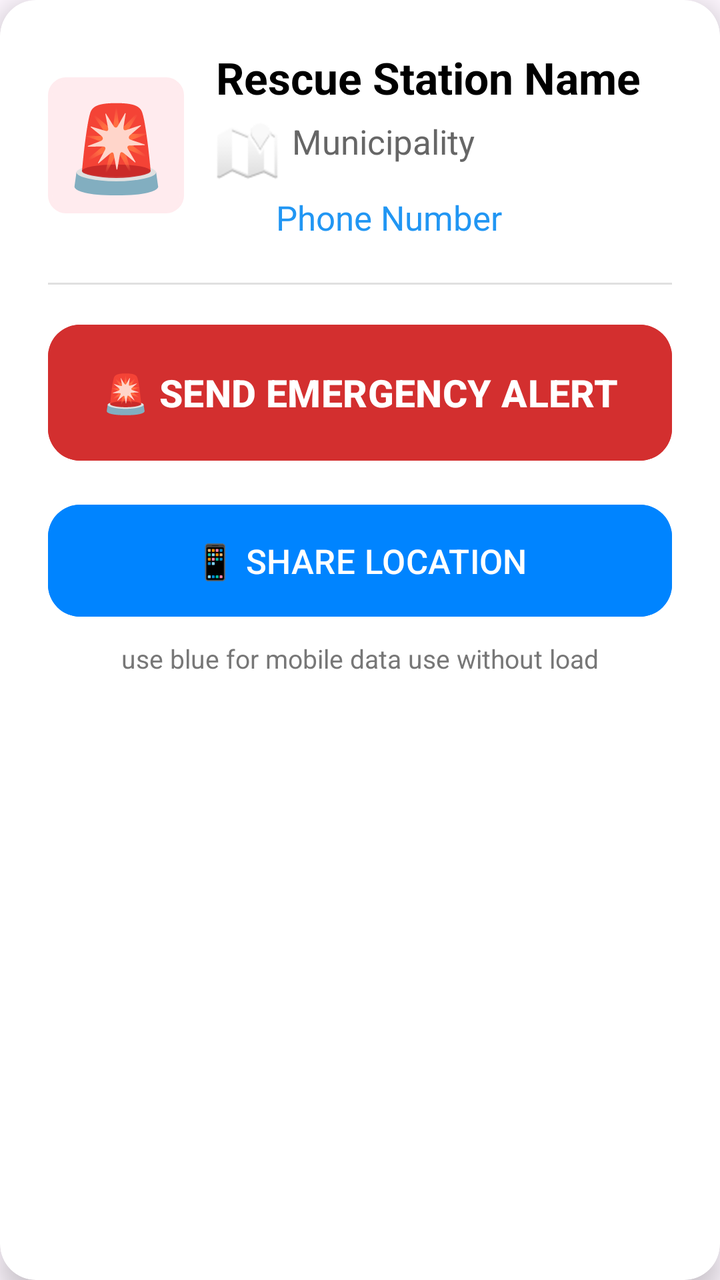
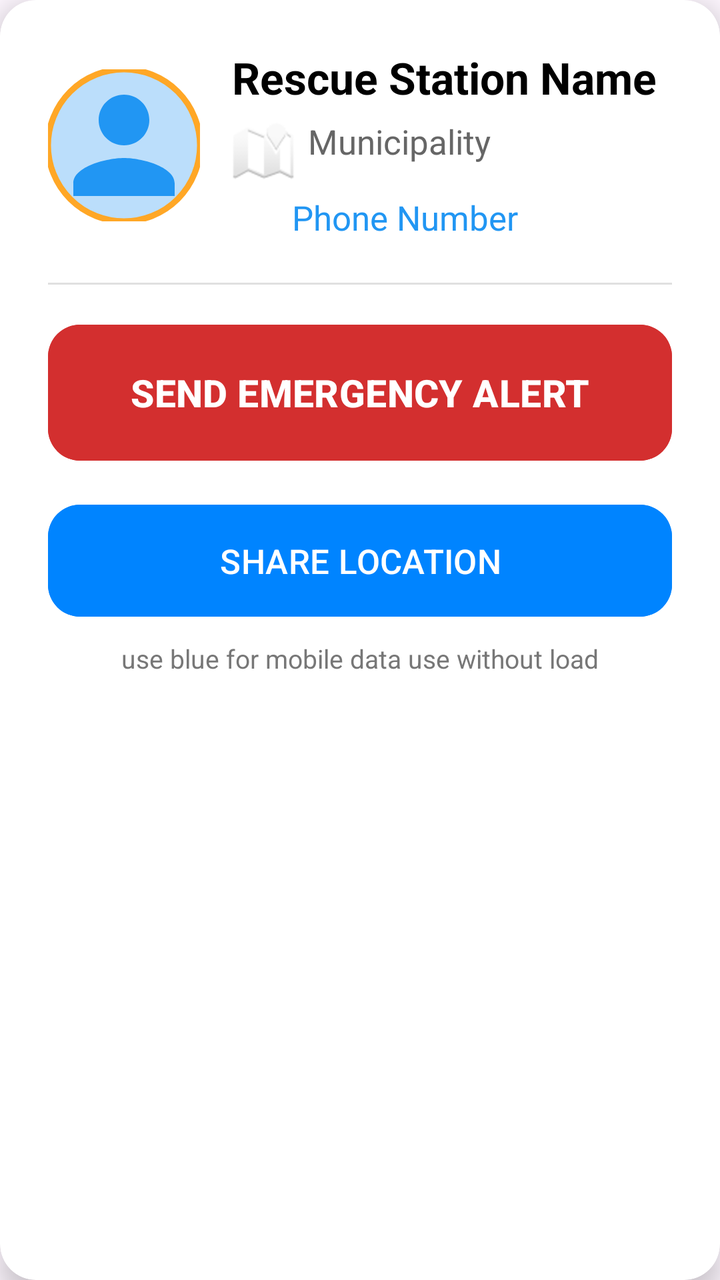

Compare the two renders of this Android layout. The source of the first and the diff that turns it into the second are given below.
<!-- AndroidManifest.xml: application theme Theme.DQRA -->
<!-- res/layout/rescuers_stations.xml -->
<?xml version="1.0" encoding="utf-8"?>
<androidx.cardview.widget.CardView
    xmlns:android="http://schemas.android.com/apk/res/android"
    xmlns:app="http://schemas.android.com/apk/res-auto"
    android:layout_width="match_parent"
    android:layout_height="wrap_content"
    android:layout_margin="12dp"
    app:cardCornerRadius="18dp"
    app:cardElevation="8dp"
    android:backgroundTint="@android:color/white">

    <LinearLayout
        android:layout_width="match_parent"
        android:layout_height="wrap_content"
        android:orientation="vertical"
        android:padding="24dp">

        
        <LinearLayout
            android:layout_width="match_parent"
            android:layout_height="wrap_content"
            android:orientation="horizontal"
            android:gravity="center_vertical"
            android:layout_marginBottom="20dp">

            
            <TextView
                android:layout_width="68dp"
                android:layout_height="68dp"
                android:text="🚨"
                android:textSize="42sp"
                android:gravity="center"
                android:background="@drawable/textview_box"
                android:backgroundTint="#FFEBEE"/>

            
            <LinearLayout
                android:layout_width="0dp"
                android:layout_height="wrap_content"
                android:layout_weight="1"
                android:orientation="vertical"
                android:layout_marginStart="16dp">

                <TextView
                    android:id="@+id/stationName"
                    android:layout_width="wrap_content"
                    android:layout_height="wrap_content"
                    android:text="Rescue Station Name"
                    android:textSize="22sp"
                    android:textStyle="bold"
                    android:textColor="@color/black"/>

                <TextView
                    android:id="@+id/tvMunicipality"
                    android:layout_width="wrap_content"
                    android:layout_height="wrap_content"
                    android:text="Municipality"
                    android:textSize="17sp"
                    android:textColor="#666666"
                    android:layout_marginTop="6dp"
                    android:drawableStart="@android:drawable/ic_dialog_map"
                    android:drawablePadding="6dp"/>

                <TextView
                    android:id="@+id/stationPhone"
                    android:layout_width="wrap_content"
                    android:layout_height="wrap_content"
                    android:text="Phone Number"
                    android:textSize="17sp"
                    android:textColor="#2196F3"
                    android:layout_marginTop="6dp"
                    android:drawableStart="@android:drawable/stat_sys_phone_call"
                    android:drawablePadding="6dp"/>
            </LinearLayout>
        </LinearLayout>

        
        <View
            android:layout_width="match_parent"
            android:layout_height="1dp"
            android:background="#E0E0E0"
            android:layout_marginBottom="16dp"/>

        
        <LinearLayout
            android:layout_width="match_parent"
            android:layout_height="wrap_content"
            android:orientation="vertical">

            
            <com.google.android.material.button.MaterialButton
                android:id="@+id/btnAction"
                android:layout_width="match_parent"
                android:layout_height="76dp"
                android:text="🚨 SEND EMERGENCY ALERT"
                android:textSize="19sp"
                android:textStyle="bold"
                android:backgroundTint="#D32F2F"
                android:textColor="@android:color/white"
                app:cornerRadius="16dp"
                android:layout_marginBottom="14dp"/>

            
            <com.google.android.material.button.MaterialButton
                android:id="@+id/btnMessenger"
                android:layout_width="match_parent"
                android:layout_height="64dp"
                android:text="📱 SHARE LOCATION"
                android:textSize="17sp"
                android:backgroundTint="#0084FF"
                android:textColor="@android:color/white"
                app:cornerRadius="16dp"/>

            <TextView
                android:id="@+id/tvHint"
                android:layout_width="wrap_content"
                android:layout_height="wrap_content"
                android:text="use blue for mobile data use without load"
                android:textSize="13sp"
                android:textColor="#777777"
                android:layout_marginTop="8dp"
                android:layout_gravity="center_horizontal"/>

        </LinearLayout>

    </LinearLayout>
</androidx.cardview.widget.CardView>
<!-- resources referenced by this layout -->
<resources>
  <color name="black">#FF000000</color>
  <!-- drawable textview_box (drawable) -->
  <?xml version="1.0" encoding="utf-8"?>
  <shape xmlns:android="http://schemas.android.com/apk/res/android"
      android:shape="rectangle">
      <solid android:color="@android:color/white" />
      <stroke
          android:width="2dp"
          android:color="#000000" />
      <corners android:radius="8dp" />
      <padding
          android:left="8dp"
          android:top="4dp"
          android:right="8dp"
          android:bottom="4dp" />
  </shape>
  <style name="Theme.DQRA" parent="Base.Theme.DQRA" />
  <style name="Base.Theme.DQRA" parent="Theme.Material3.DayNight.NoActionBar">
          
          <item name="android:statusBarColor">@color/white</item>
          
          <item name="android:windowLightStatusBar">true</item> 
      </style>
  <color name="white">#FFFFFFFF</color>
</resources>

<!-- the commit's change to res/layout/rescuers_stations.xml (unified diff, before → after) -->
@@ -15,7 +15,6 @@
         android:orientation="vertical"
         android:padding="24dp">
 
-        
         <LinearLayout
             android:layout_width="match_parent"
             android:layout_height="wrap_content"
@@ -23,17 +22,16 @@
             android:gravity="center_vertical"
             android:layout_marginBottom="20dp">
 
-            
-            <TextView
-                android:layout_width="68dp"
-                android:layout_height="68dp"
-                android:text="🚨"
-                android:textSize="42sp"
-                android:gravity="center"
-                android:background="@drawable/textview_box"
-                android:backgroundTint="#FFEBEE"/>
+            <com.google.android.material.imageview.ShapeableImageView
+                android:id="@+id/imgStationProfile"
+                android:layout_width="76dp"
+                android:layout_height="76dp"
+                android:scaleType="centerCrop"
+                android:src="@drawable/ic_profile_placeholder"
+                app:shapeAppearanceOverlay="@style/ShapeAppearance.DQRA.CircleImage"
+                app:strokeColor="#FFA726"
+                app:strokeWidth="3dp"/>
 
-            
             <LinearLayout
                 android:layout_width="0dp"
                 android:layout_height="wrap_content"
@@ -74,25 +72,22 @@
             </LinearLayout>
         </LinearLayout>
 
-        
         <View
             android:layout_width="match_parent"
             android:layout_height="1dp"
             android:background="#E0E0E0"
             android:layout_marginBottom="16dp"/>
 
-        
         <LinearLayout
             android:layout_width="match_parent"
             android:layout_height="wrap_content"
             android:orientation="vertical">
 
-            
             <com.google.android.material.button.MaterialButton
                 android:id="@+id/btnAction"
                 android:layout_width="match_parent"
                 android:layout_height="76dp"
-                android:text="🚨 SEND EMERGENCY ALERT"
+                android:text="SEND EMERGENCY ALERT"
                 android:textSize="19sp"
                 android:textStyle="bold"
                 android:backgroundTint="#D32F2F"
@@ -100,12 +95,11 @@
                 app:cornerRadius="16dp"
                 android:layout_marginBottom="14dp"/>
 
-            
             <com.google.android.material.button.MaterialButton
                 android:id="@+id/btnMessenger"
                 android:layout_width="match_parent"
                 android:layout_height="64dp"
-                android:text="📱 SHARE LOCATION"
+                android:text="SHARE LOCATION"
                 android:textSize="17sp"
                 android:backgroundTint="#0084FF"
                 android:textColor="@android:color/white"
<!-- resource entries referenced after the edit -->
@@ -1,21 +1,24 @@
 <!-- resources referenced by this layout -->
 <resources>
   <color name="black">#FF000000</color>
-  <!-- drawable textview_box (drawable) -->
+  <!-- drawable ic_profile_placeholder (drawable) -->
   <?xml version="1.0" encoding="utf-8"?>
-  <shape xmlns:android="http://schemas.android.com/apk/res/android"
-      android:shape="rectangle">
-      <solid android:color="@android:color/white" />
-      <stroke
-          android:width="2dp"
-          android:color="#000000" />
-      <corners android:radius="8dp" />
-      <padding
-          android:left="8dp"
-          android:top="4dp"
-          android:right="8dp"
-          android:bottom="4dp" />
-  </shape>
+  <vector xmlns:android="http://schemas.android.com/apk/res/android"
+      android:width="100dp"
+      android:height="100dp"
+      android:viewportWidth="24"
+      android:viewportHeight="24">
+      <path
+          android:fillColor="#BBDEFB"
+          android:pathData="M0,0h24v24h-24z"/>
+      <path
+          android:fillColor="#2196F3"
+          android:pathData="M12,12c2.21,0 4,-1.79 4,-4s-1.79,-4 -4,-4 -4,1.79 -4,4 1.79,4 4,4zM12,14c-2.67,0 -8,1.34 -8,4v2h16v-2c0,-2.66 -5.33,-4 -8,-4z"/>
+  </vector>
+  <style name="ShapeAppearance.DQRA.CircleImage" parent="">
+          <item name="cornerFamily">rounded</item>
+          <item name="cornerSize">50%</item>
+      </style>
   <style name="Theme.DQRA" parent="Base.Theme.DQRA" />
   <style name="Base.Theme.DQRA" parent="Theme.Material3.DayNight.NoActionBar">
           
